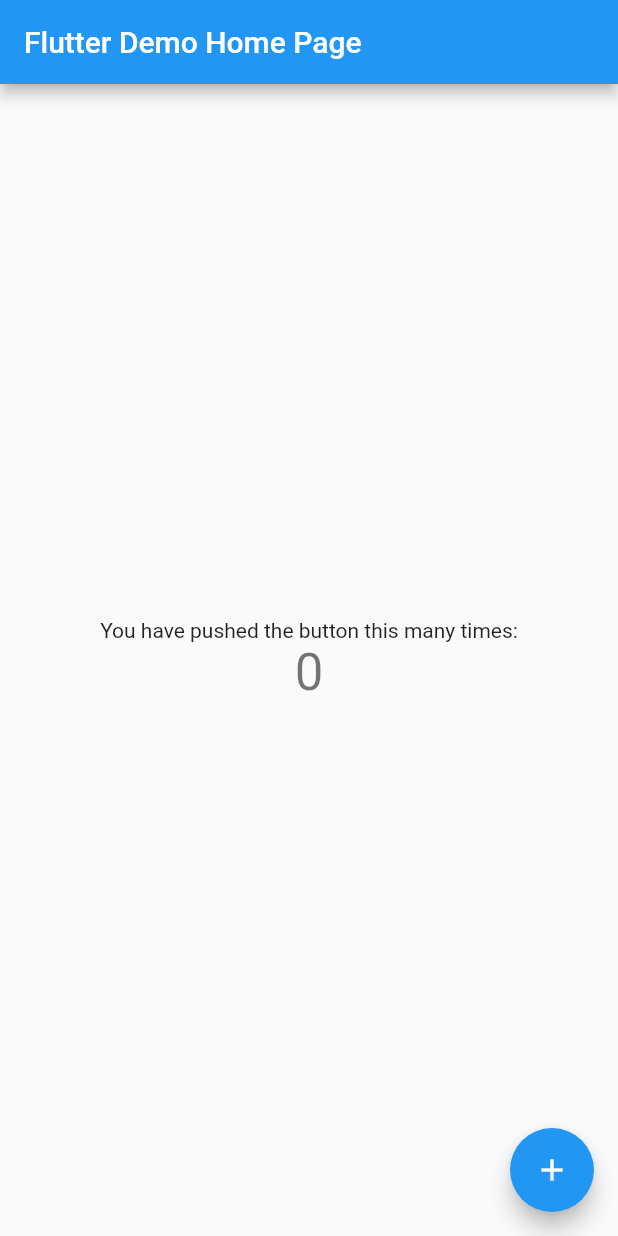
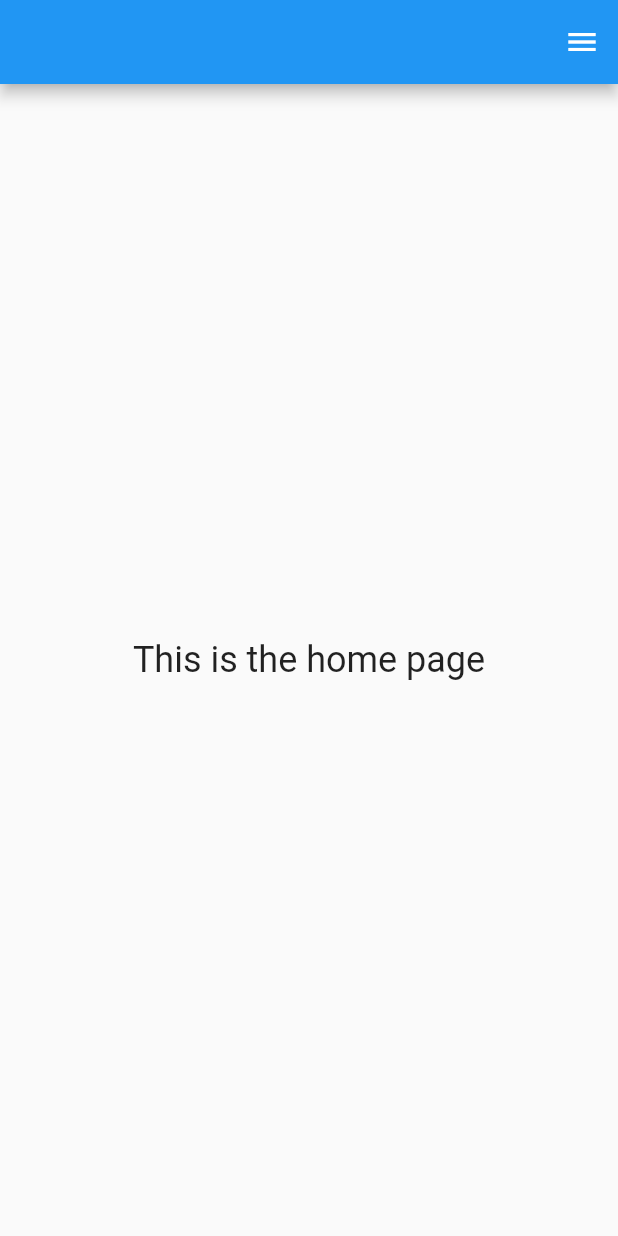
Before and after one commit to sdu-mp-21/daily-challenge-app-tracker, a Flutter app: the screen it shows after launch, on a phone screen of 412 x 824 dp. Run offline on Flutter 3.47's test engine with Material 2 defaults, Android fonts, the phone set to English and light mode, and no system bars.

Commit message:
first commit

```diff
--- a/lib/main.dart
+++ b/lib/main.dart
@@ -1,115 +1,18 @@
 import 'package:flutter/material.dart';
+import 'main_page.dart';
 
 void main() {
-  runApp(const MyApp());
+  runApp(MyApp());
 }
 
 class MyApp extends StatelessWidget {
-  const MyApp({Key? key}) : super(key: key);
-
-  // This widget is the root of your application.
+  static const String _title = '21 days Challenge';
   @override
   Widget build(BuildContext context) {
-    return MaterialApp(
-      title: 'Flutter Demo',
-      theme: ThemeData(
-        // This is the theme of your application.
-        //
-        // Try running your application with "flutter run". You'll see the
-        // application has a blue toolbar. Then, without quitting the app, try
-        // changing the primarySwatch below to Colors.green and then invoke
-        // "hot reload" (press "r" in the console where you ran "flutter run",
-        // or simply save your changes to "hot reload" in a Flutter IDE).
-        // Notice that the counter didn't reset back to zero; the application
-        // is not restarted.
-        primarySwatch: Colors.blue,
-      ),
-      home: const MyHomePage(title: 'Flutter Demo Home Page'),
+    // TODO: implement build
+    return const MaterialApp(
+      title: _title,
+      home: MainPage(),
     );
   }
 }
-
-class MyHomePage extends StatefulWidget {
-  const MyHomePage({Key? key, required this.title}) : super(key: key);
-
-  // This widget is the home page of your application. It is stateful, meaning
-  // that it has a State object (defined below) that contains fields that affect
-  // how it looks.
-
-  // This class is the configuration for the state. It holds the values (in this
-  // case the title) provided by the parent (in this case the App widget) and
-  // used by the build method of the State. Fields in a Widget subclass are
-  // always marked "final".
-
-  final String title;
-
-  @override
-  State<MyHomePage> createState() => _MyHomePageState();
-}
-
-class _MyHomePageState extends State<MyHomePage> {
-  int _counter = 0;
-
-  void _incrementCounter() {
-    setState(() {
-      // This call to setState tells the Flutter framework that something has
-      // changed in this State, which causes it to rerun the build method below
-      // so that the display can reflect the updated values. If we changed
-      // _counter without calling setState(), then the build method would not be
-      // called again, and so nothing would appear to happen.
-      _counter++;
-    });
-  }
-
-  @override
-  Widget build(BuildContext context) {
-    // This method is rerun every time setState is called, for instance as done
-    // by the _incrementCounter method above.
-    //
-    // The Flutter framework has been optimized to make rerunning build methods
-    // fast, so that you can just rebuild anything that needs updating rather
-    // than having to individually change instances of widgets.
-    return Scaffold(
-      appBar: AppBar(
-        // Here we take the value from the MyHomePage object that was created by
-        // the App.build method, and use it to set our appbar title.
-        title: Text(widget.title),
-      ),
-      body: Center(
-        // Center is a layout widget. It takes a single child and positions it
-        // in the middle of the parent.
-        child: Column(
-          // Column is also a layout widget. It takes a list of children and
-          // arranges them vertically. By default, it sizes itself to fit its
-          // children horizontally, and tries to be as tall as its parent.
-          //
-          // Invoke "debug painting" (press "p" in the console, choose the
-          // "Toggle Debug Paint" action from the Flutter Inspector in Android
-          // Studio, or the "Toggle Debug Paint" command in Visual Studio Code)
-          // to see the wireframe for each widget.
-          //
-          // Column has various properties to control how it sizes itself and
-          // how it positions its children. Here we use mainAxisAlignment to
-          // center the children vertically; the main axis here is the vertical
-          // axis because Columns are vertical (the cross axis would be
-          // horizontal).
-          mainAxisAlignment: MainAxisAlignment.center,
-          children: <Widget>[
-            const Text(
-              'You have pushed the button this many times:',
-            ),
-            Text(
-              '$_counter',
-              style: Theme.of(context).textTheme.headline4,
-            ),
-          ],
-        ),
-      ),
-      floatingActionButton: FloatingActionButton(
-        onPressed: _incrementCounter,
-        tooltip: 'Increment',
-        child: const Icon(Icons.add),
-      ), // This trailing comma makes auto-formatting nicer for build methods.
-    );
-  }
-}
--- /dev/null
+++ b/lib/main_page.dart
@@ -0,0 +1,31 @@
+import 'package:flutter/cupertino.dart';
+import 'package:flutter/material.dart';
+
+/// This is the stateless widget that the main application instantiates.
+class MainPage extends StatelessWidget {
+  const MainPage({Key? key}) : super(key: key);
+
+  @override
+  Widget build(BuildContext context) {
+    return Scaffold(
+      appBar: AppBar(
+        actions: <Widget>[
+          IconButton(
+            icon: const Icon(Icons.menu),
+            tooltip: 'Show the Menu',
+            onPressed: () {
+              ScaffoldMessenger.of(context).showSnackBar(const SnackBar(
+                  content: Text('This is should display the Menu')));
+            },
+          ),
+        ],
+      ),
+      body: const Center(
+        child: Text(
+          'This is the home page',
+          style: TextStyle(fontSize: 24),
+        ),
+      ),
+    );
+  }
+}
```
Also changed, not shown: 1 other file.
